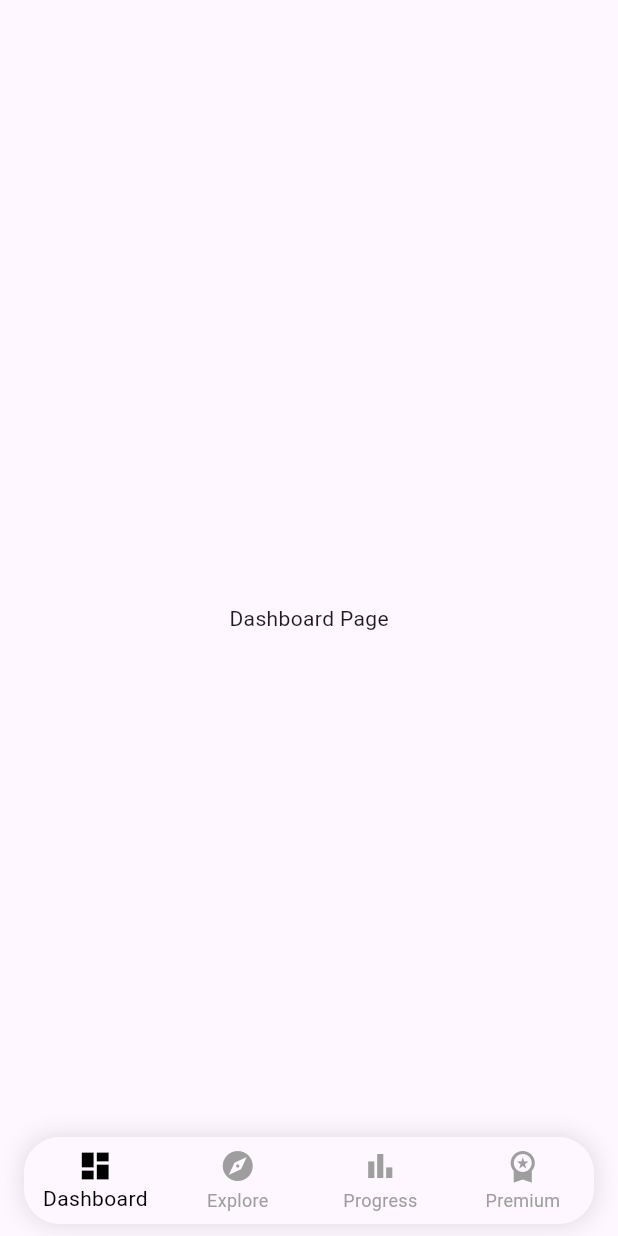
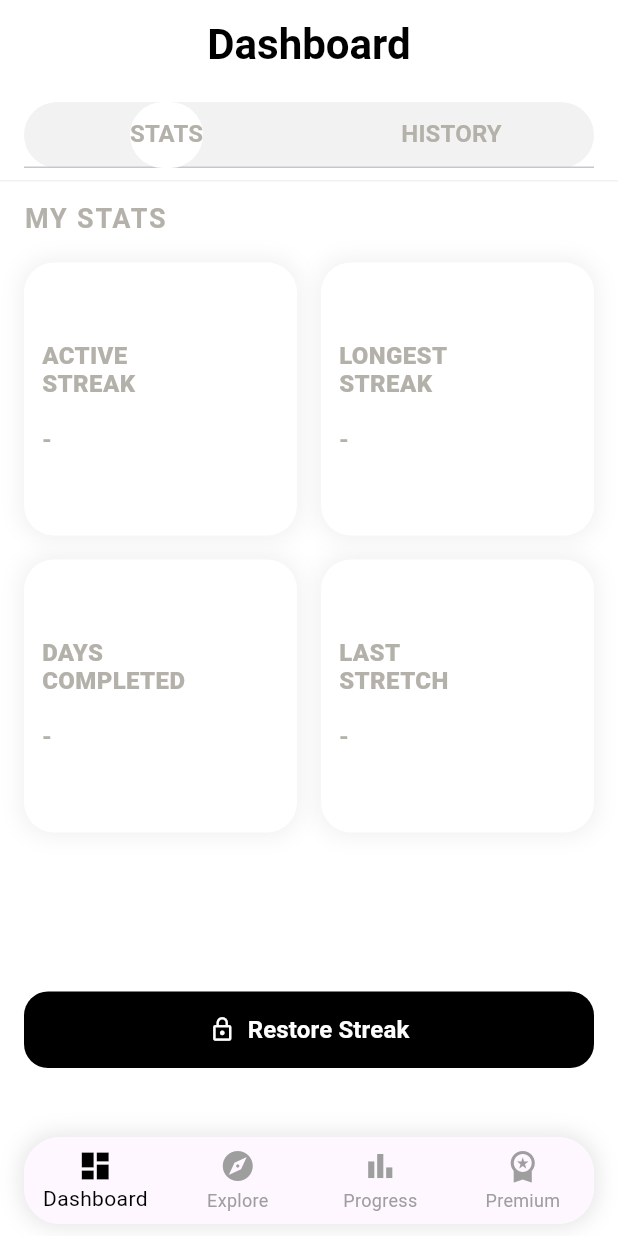
Before and after one commit to SachinDevX/fitness, a Flutter app: the screen it shows after launch, on a phone screen of 412 x 824 dp. Run offline on Flutter 3.47's test engine with Material 3 defaults, Android fonts, the phone set to English and light mode, and no system bars; our stand-ins replace buttons_tabbar.

Commit message:
Dashboard Page

```diff
--- a/lib/main.dart
+++ b/lib/main.dart
@@ -1,5 +1,6 @@
 import 'package:fitness/pages/premium_page.dart';
 import 'package:fitness/pages/explore_page.dart';
+import 'package:fitness/pages/dashboard/Dashboard.dart';
 import 'package:flutter/material.dart';
 
 import 'components/bottom_nav_bar.dart';
@@ -66,7 +67,7 @@ class DashBoard extends StatelessWidget {
 
   @override
   Widget build(BuildContext context) {
-    return const Center(child: Text('Dashboard Page'));
+    return const Dashboard_tabs();
   }
 }
 
--- /dev/null
+++ b/lib/pages/dashboard/Dashboard.dart
@@ -0,0 +1,134 @@
+import 'package:fitness/pages/dashboard/stat_cards.dart';
+import 'package:flutter/material.dart';
+
+class Dashboard_tabs extends StatelessWidget {
+  const Dashboard_tabs({super.key});
+
+  @override
+  Widget build(BuildContext context) {
+    return DefaultTabController(
+      length: 2,
+      child: Scaffold(
+        backgroundColor: Colors.white,
+        appBar: AppBar(
+          backgroundColor: Colors.white,
+          elevation: 0,
+          centerTitle: true,
+          title: const Text(
+            'Dashboard',
+            style: TextStyle(
+              color: Colors.black,
+              fontWeight: FontWeight.bold,
+              fontSize: 28,
+            ),
+          ),
+          toolbarHeight: 60,
+        ),
+        body: Column(
+          children: [
+            // Custom TabBar
+            Padding(
+              padding: const EdgeInsets.symmetric(horizontal: 16, vertical: 8),
+              child: Container(
+                height: 44,
+                decoration: BoxDecoration(
+                  color: const Color(0xFFF3F2F2),
+                  borderRadius: BorderRadius.circular(22),
+                ),
+                child: TabBar(
+                  indicator: BoxDecoration(
+                    color: Colors.white,
+                    borderRadius: BorderRadius.circular(22),
+                  ),
+                  labelColor: const Color(0xFFB3B1A9),
+                  unselectedLabelColor: const Color(0xFFB3B1A9),
+                  labelStyle: const TextStyle(
+                    fontWeight: FontWeight.bold,
+                    fontSize: 16,
+                  ),
+                  unselectedLabelStyle: const TextStyle(
+                    fontWeight: FontWeight.bold,
+                    fontSize: 16,
+                  ),
+                  tabs: const [
+                    Tab(text: 'STATS'),
+                    Tab(text: 'HISTORY'),
+                  ],
+                ),
+              ),
+            ),
+            const Divider(height: 1, thickness: 1, color: Color(0xFFF3F2F2)),
+            // TabBarView
+            Expanded(
+              child: TabBarView(
+                children: [
+                  // Stats Tab
+                  SingleChildScrollView(
+                    child: Padding(
+                      padding: const EdgeInsets.symmetric(horizontal: 16, vertical: 12),
+                      child: Column(
+                        crossAxisAlignment: CrossAxisAlignment.start,
+                        children: [
+                          const Text(
+                            'MY STATS',
+                            style: TextStyle(
+                              color: Color(0xFFB3B1A9),
+                              fontWeight: FontWeight.bold,
+                              fontSize: 18,
+                              letterSpacing: 1.2,
+                            ),
+                          ),
+                          const SizedBox(height: 16),
+                          GridView.count(
+                            crossAxisCount: 2,
+                            shrinkWrap: true,
+                            mainAxisSpacing: 16,
+                            crossAxisSpacing: 16,
+                            physics: const NeverScrollableScrollPhysics(),
+                            children: const [
+                              StatCard(title: 'ACTIVE\nSTREAK'),
+                              StatCard(title: 'LONGEST\nSTREAK'),
+                              StatCard(title: 'DAYS\nCOMPLETED'),
+                              StatCard(title: 'LAST\nSTRETCH'),
+                            ],
+                          ),
+                          const SizedBox(height: 32),
+                          SizedBox(
+                            width: double.infinity,
+                            child: ElevatedButton.icon(
+                              onPressed: null,
+                              icon: const Icon(Icons.lock_outline, color: Colors.white),
+                              label: const Text(
+                                'Restore Streak',
+                                style: TextStyle(
+                                  color: Colors.white,
+                                  fontWeight: FontWeight.bold,
+                                  fontSize: 16,
+                                ),
+                              ),
+                              style: ElevatedButton.styleFrom(
+                                backgroundColor: const Color(0xFFF3F2F2),
+                                disabledBackgroundColor:  Colors.black,
+                                elevation: 0,
+                                shape: RoundedRectangleBorder(
+                                  borderRadius: BorderRadius.circular(16),
+                                ),
+                                padding: const EdgeInsets.symmetric(vertical: 14),
+                              ),
+                            ),
+                          ),
+                        ],
+                      ),
+                    ),
+                  ),
+                  // History Tab
+                  const Center(child: Text('History Content Coming Soon')),
+                ],
+              ),
+            ),
+          ],
+        ),
+      ),
+    );
+  }
+}
--- /dev/null
+++ b/lib/pages/dashboard/stat_cards.dart
@@ -0,0 +1,47 @@
+import 'package:flutter/material.dart';
+class StatCard extends StatelessWidget {
+  final String title;
+  const StatCard({super.key, required this.title});
+
+  @override
+  Widget build(BuildContext context) {
+    return Container(
+      decoration: BoxDecoration(
+        color: Colors.white,
+        borderRadius: BorderRadius.circular(20),
+        boxShadow: [
+          BoxShadow(
+            color: Colors.black.withOpacity(0.06),
+            blurRadius: 12,
+            spreadRadius: 2,
+          ),
+        ],
+      ),
+      padding: const EdgeInsets.symmetric(vertical: 24, horizontal: 12),
+      child: Column(
+        crossAxisAlignment: CrossAxisAlignment.start,
+        mainAxisAlignment: MainAxisAlignment.center,
+        children: [
+          Text(
+            title,
+            style: const TextStyle(
+              color: Color(0xFFB3B1A9),
+              fontWeight: FontWeight.w900,
+              fontSize: 16,
+              height: 1.2,
+            ),
+          ),
+          const SizedBox(height: 16),
+          const Text(
+            '-',
+            style: TextStyle(
+              color: Color(0xFFB3B1A9),
+              fontWeight: FontWeight.bold,
+              fontSize:16,
+            ),
+          ),
+        ],
+      ),
+    );
+  }
+}
--- a/lib/pages/exercise_page.dart
+++ b/lib/pages/exercise_page.dart
@@ -9,28 +9,28 @@ class Program_Tab extends StatelessWidget {
       padding: EdgeInsets.symmetric(vertical: 16),
       children: const [
         ExerciseCard(
-            imageAssets: "assets/images/exercises/90_degree_hold.jpg",
+            imageAssets: "assets/images/exercise/exercise1.jpeg",
             title: '90 Degree Hold',
             muscleGroupIcon: Icon(Icons.accessibility_new, color: Colors.white),
         ),
         ExerciseCard(
-          imageAssets: "assets/images/exercises/front_lever.jpg",
+          imageAssets: "assets/images/exercise/exercise2.jpeg",
           title: 'Front Lever',
           muscleGroupIcon: Icon(Icons.accessibility_new, color: Colors.white),
         ),
         ExerciseCard(
-          imageAssets: "assets/images/exercises/90_degree_parallettes.jpg",
+          imageAssets: "assets/images/exercise/exercise3.jpeg",
           title: '90 Degree Hold - Parallettes',
           muscleGroupIcon: Icon(Icons.accessibility_new, color: Colors.white),
         ),
         ExerciseCard(
-          imageAssets: "assets/images/exercises/90_degree_weight_vest.jpg",
+          imageAssets: "assets/images/exercise/exercise4.jpeg",
           title: '90 Degree Hold + Push Ups - Weight Vest',
           muscleGroupIcon: Icon(Icons.accessibility_new, color: Colors.white),
         ),
         ExerciseCard(
-          imageAssets: "assets/images/exercises/back_lever.jpg",
-          title: 'Back Lever',
+          imageAssets: "assets/images/exercise/exercise5.jpeg",
+            title: 'Back Lever',
           muscleGroupIcon: Icon(Icons.accessibility_new, color: Colors.white),
         ),
 
--- a/pubspec.yaml
+++ b/pubspec.yaml
@@ -76,6 +76,11 @@ flutter:
     - assets/images/program/beg.jpeg
     - assets/images/program/int.jpeg
     - assets/images/program/adv.jpeg
+    - assets/images/exercise/exercise1.jpeg
+    - assets/images/exercise/exercise2.jpeg
+    - assets/images/exercise/exercise3.jpeg
+    - assets/images/exercise/exercise4.jpeg
+    - assets/images/exercise/exercise5.jpeg
 
 
 
```
Also changed, not shown: lib/data/exercise_data.dart (+4 -4 lines), assets/images/exercise/exercise1.jpeg (added), assets/images/exercise/exercise2.jpeg (added), assets/images/exercise/exercise3.jpeg (added), assets/images/exercise/exercise4.jpeg (added), assets/images/exercise/exercise5.jpeg (added).
